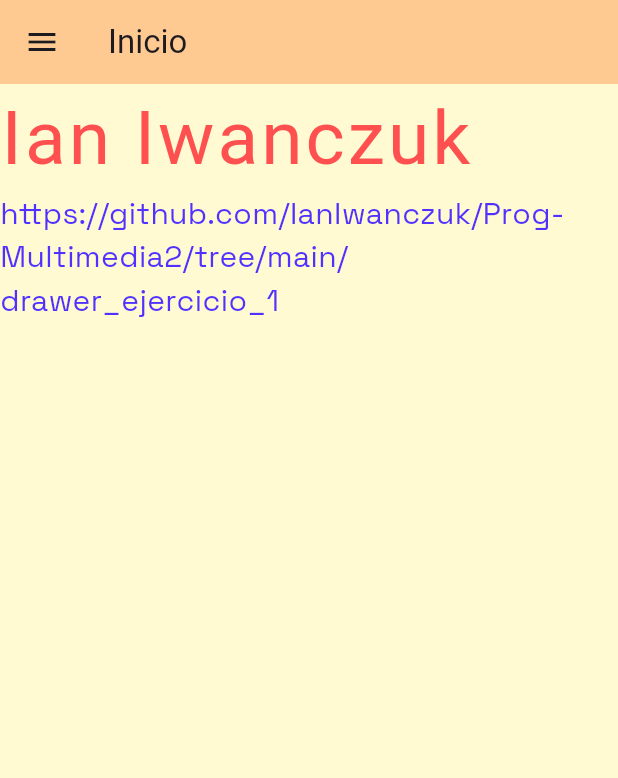
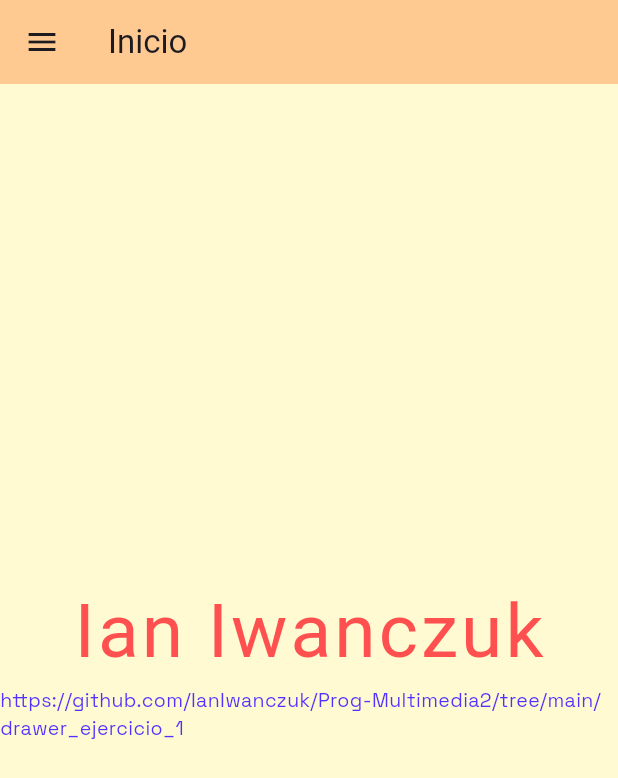
Before and after one commit to IanIwanczuk/Prog-Multimedia2, a Flutter app: the Pag3 screen opened directly, in the side drawer, after a tap on "Inicio", on a phone screen of 412 x 824 dp. Shown: the top 778 px of the screen. Run offline on Flutter 3.47's test engine with Material 3 defaults, Android fonts, the light colour scheme and no system bars; our stand-ins replace google_fonts.

Commit message:
Ejercicio de filas y columnas

```diff
--- a/drawer_ejercicio_1/lib/Screens/Pagina3.dart
+++ b/drawer_ejercicio_1/lib/Screens/Pagina3.dart
@@ -12,9 +12,15 @@ class Pag3 extends StatelessWidget {
         backgroundColor: const Color.fromRGBO(255, 201, 146, 1),
       ),
       drawer: const SideMenu(),
+      backgroundColor: const Color.fromRGBO(255, 250, 210, 1),
 
-      body: const Row(
-          	mainAxisAlignment: MainAxisAlignment.center,
+      body: const Column(
+        mainAxisAlignment: MainAxisAlignment.center,
+        crossAxisAlignment: CrossAxisAlignment.center,
+        children: [
+          Row(
+            mainAxisAlignment: MainAxisAlignment.center,
+            crossAxisAlignment: CrossAxisAlignment.center,
           	children: <Widget>[
             	Icon(
               	Icons.ac_unit_sharp,
@@ -43,8 +49,7 @@ class Pag3 extends StatelessWidget {
             	),
           	],
         	),
-
-      backgroundColor: const Color.fromRGBO(255, 250, 210, 1),
+        ],),
     );
   }
 }
--- a/drawer_ejercicio_1/lib/Screens/SideMenu.dart
+++ b/drawer_ejercicio_1/lib/Screens/SideMenu.dart
@@ -2,6 +2,7 @@ import 'package:flutter/material.dart';
 import 'Pagina1.dart';
 import 'Pagina2.dart';
 import 'Pagina3.dart';
+import 'Pagina4.dart';
 import '../main.dart';
 
 class SideMenu extends StatelessWidget {
@@ -19,8 +20,7 @@ class SideMenu extends StatelessWidget {
             accountEmail: Text("ian.iwn2003@gmail.com"),
             decoration: BoxDecoration(
                 image: DecorationImage(
-                    image: NetworkImage(
-                        "https://i.imgur.com/0gZM86Q.png"),
+                    image: AssetImage("/images/img3.png"),
                     fit: BoxFit.cover)),
           ),
 
@@ -88,6 +88,22 @@ class SideMenu extends StatelessWidget {
           ),
 
 
+          Ink(
+            color: const Color.fromARGB(255, 255, 253, 143),
+            child: ListTile(
+              title: const Text(
+                "Rows & Columns",
+                style: TextStyle(color: Color.fromARGB(255, 0, 0, 0)),
+              ),
+              onTap: () {
+                Navigator.of(context).pop();
+                Navigator.of(context).push(MaterialPageRoute(
+                    builder: (BuildContext context) => const Pag4()));
+              },
+            ),
+          ),
+
+
         ],
       ),
     );
--- a/drawer_ejercicio_1/lib/main.dart
+++ b/drawer_ejercicio_1/lib/main.dart
@@ -23,22 +23,27 @@ class MainApp extends StatelessWidget {
 
           drawer: const SideMenu(),
 
-          body: ListView(
-            children: [
+
+          body: Column(
+            mainAxisAlignment: MainAxisAlignment.center,
+            crossAxisAlignment: CrossAxisAlignment.center,
+            children:[
                 Text(
                   "Ian Iwanczuk",
+                  overflow: TextOverflow.clip,
                   style: GoogleFonts.protestStrike(
                   color: const Color.fromARGB(255, 255, 80, 80),
                   letterSpacing: 2,
-                  fontSize: 50,
+                  fontSize: 50,),
                 ),
-              ),
+
+
                 Text(
                   "https://github.com/IanIwanczuk/Prog-Multimedia2/tree/main/drawer_ejercicio_1",
+                  overflow: TextOverflow.clip,
                   style: GoogleFonts.spaceGrotesk(
                   color: const Color.fromARGB(255, 80, 49, 255),
-                  fontSize: 20,
-                ),
+                  fontSize: 13,),
                 ),
             ],),
 
--- a/drawer_ejercicio_1/pubspec.yaml
+++ b/drawer_ejercicio_1/pubspec.yaml
@@ -67,6 +67,10 @@ flutter:
     - assets/images/img1.png
     - assets/images/img2.png
     - assets/images/img3.png
+    - assets/images/pinterest.png
+    - assets/images/dropbox.png
+    - assets/images/acrobat.png
+    - assets/images/unity.png
 
   # An image asset can refer to one or more resolution-specific "variants", see
   # https://flutter.dev/to/resolution-aware-images
```
Also changed, not shown: drawer_ejercicio_1/lib/Screens/Pagina1.dart (+13 -7 lines), drawer_ejercicio_1/lib/Screens/Pagina2.dart (+14 -8 lines), drawer_ejercicio_1/lib/Screens/Pagina4.dart (added, +80 -0 lines), drawer_ejercicio_1/assets/images/acrobat.png (added), drawer_ejercicio_1/assets/images/dropbox.png (added), drawer_ejercicio_1/assets/images/pinterest.png (added), drawer_ejercicio_1/assets/images/unity.png (added). Lines whose indentation alone changed are shown as unchanged.
